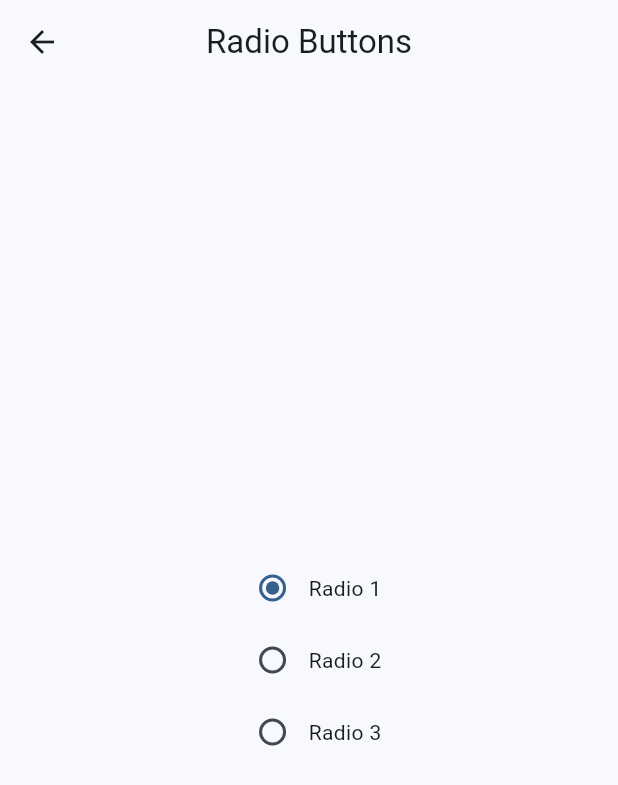
After one commit to C4co/flutter_ds1, a Flutter app: the RadioPage screen opened by its route, on a phone screen of 412 x 824 dp. The commit adds this screen. Shown: the top 785 px of the screen. Run offline on Flutter 3.47's test engine with Material 2 defaults, Android fonts, the light colour scheme and no system bars; our stand-ins replace go_router.

Commit message:
adding radio button example

```diff
--- a/lib/core/routes/router.dart
+++ b/lib/core/routes/router.dart
@@ -43,6 +43,10 @@ final router = GoRouter(
           path: 'dragable-scrollable-sheet',
           builder: (context, state) => const DragableScrollableSheetPage(),
         ),
+        GoRoute(
+          path: 'radio',
+          builder: (context, state) => const RadioPage(),
+        ),
       ],
     ),
   ],
--- a/lib/views/home/tabs/components_tab.dart
+++ b/lib/views/home/tabs/components_tab.dart
@@ -57,9 +57,15 @@ class ComponentsTab extends StatelessWidget {
         ),
         const Divider(height: 0),
         ListTile(
-          leading: const Icon(Icons.drag_handle_outlined),
+          leading: const Icon(Icons.back_hand),
           title: const Text('Dragable scrollable sheet'),
           onTap: () => context.go('/dragable-scrollable-sheet'),
+        ),
+        const Divider(height: 0),
+        ListTile(
+          leading: const Icon(Icons.radio_button_checked_outlined),
+          title: const Text('Radio'),
+          onTap: () => context.go('/radio'),
         ),
       ],
     );
--- /dev/null
+++ b/lib/views/radio/radio_page.dart
@@ -0,0 +1,72 @@
+import 'package:flutter/material.dart';
+
+class RadioPage extends StatefulWidget {
+  const RadioPage({Key? key}) : super(key: key);
+
+  @override
+  State<RadioPage> createState() => _RadioPageState();
+}
+
+class _RadioPageState extends State<RadioPage> {
+  int? _radioValue = 0;
+  @override
+  Widget build(BuildContext context) {
+    return Scaffold(
+      appBar: AppBar(
+        title: const Text('Radio Buttons'),
+      ),
+      body: Center(
+        child: Column(
+          mainAxisAlignment: MainAxisAlignment.center,
+          children: [
+            Row(
+              mainAxisAlignment: MainAxisAlignment.center,
+              children: [
+                Radio<int>(
+                  value: 0,
+                  groupValue: _radioValue,
+                  onChanged: (value) {
+                    setState(() {
+                      _radioValue = value;
+                    });
+                  },
+                ),
+                const Text('Radio 1'),
+              ],
+            ),
+            Row(
+              mainAxisAlignment: MainAxisAlignment.center,
+              children: [
+                Radio<int>(
+                  value: 1,
+                  groupValue: _radioValue,
+                  onChanged: (value) {
+                    setState(() {
+                      _radioValue = value;
+                    });
+                  },
+                ),
+                const Text('Radio 2'),
+              ],
+            ),
+            Row(
+              mainAxisAlignment: MainAxisAlignment.center,
+              children: [
+                Radio<int>(
+                  value: 2,
+                  groupValue: _radioValue,
+                  onChanged: (value) {
+                    setState(() {
+                      _radioValue = value;
+                    });
+                  },
+                ),
+                const Text('Radio 3'),
+              ],
+            ),
+          ],
+        ),
+      ),
+    );
+  }
+}
--- a/lib/views/views.dart
+++ b/lib/views/views.dart
@@ -8,3 +8,4 @@ export './checkbox/checkbox_page.dart';
 export './dialog/dialog_page.dart';
 export './chips/chips.dart';
 export './dragable_scrollable_sheet/dragable_scrollable_sheet.dart';
+export './radio/radio_page.dart';
```
Also changed, not shown: lib/views/dialog/dialog_page.dart (+0 -62 lines), lib/views/home/home.page.dart (+6 -1 lines).
